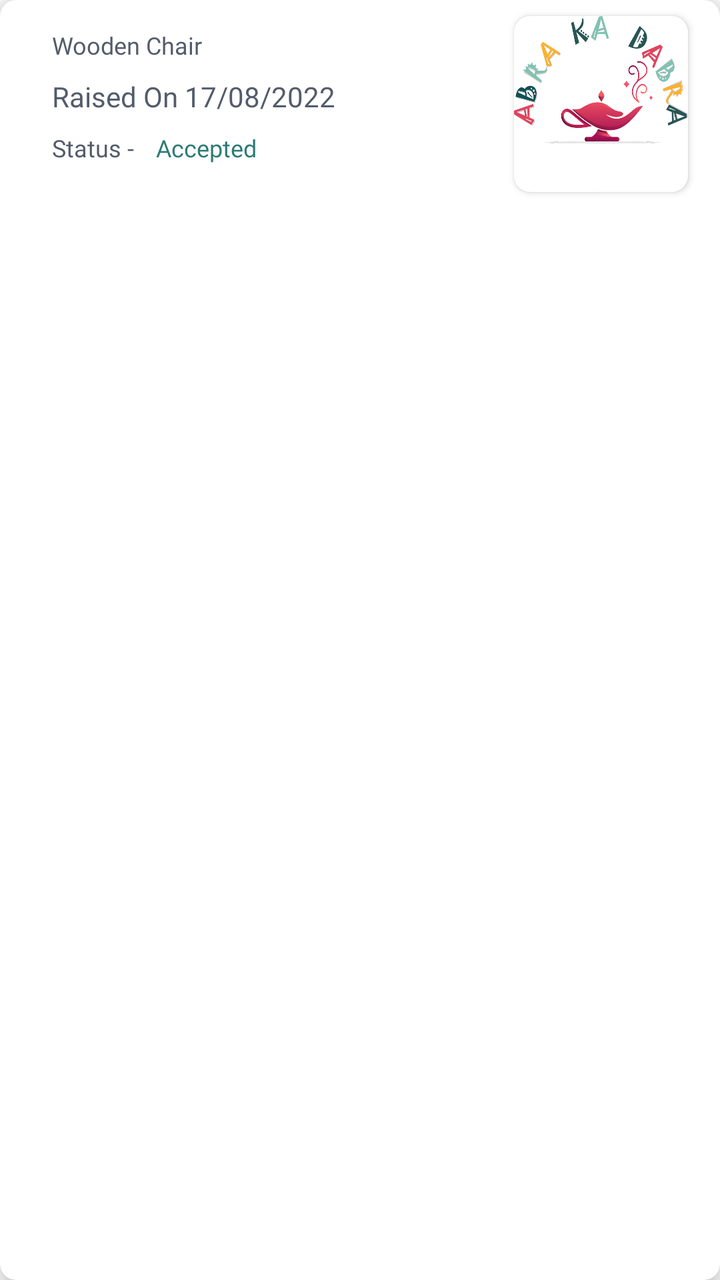
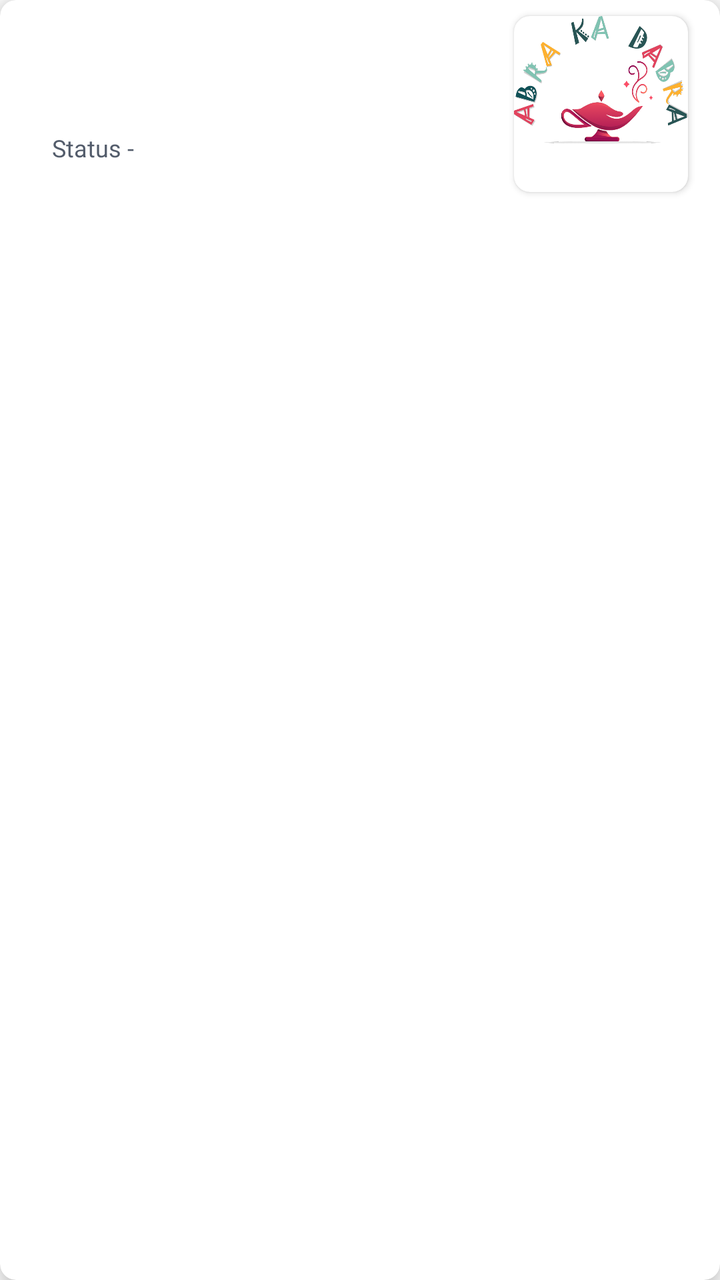

Screens rendered from an Android XML layout before and after an edit, with the pre-edit source and the edit as a unified diff.
<!-- AndroidManifest.xml: application theme Theme.AbraaKaDabraa.App -->
<!-- res/layout/my_request_row.xml -->
<?xml version="1.0" encoding="utf-8"?>
<androidx.cardview.widget.CardView
    android:id="@+id/cardItem"
    xmlns:android="http://schemas.android.com/apk/res/android"
    xmlns:app="http://schemas.android.com/apk/res-auto"
    xmlns:tools="http://schemas.android.com/tools"
    android:layout_width="match_parent"
    android:layout_height="wrap_content"
    app:cardCornerRadius="8dp"
    android:layout_margin="8dp"
    app:cardElevation="8dp">

    <androidx.constraintlayout.widget.ConstraintLayout
        android:layout_width="match_parent"
        android:layout_height="104dp">

        <androidx.cardview.widget.CardView
            android:id="@+id/cardView11"
            android:layout_width="wrap_content"
            android:layout_height="wrap_content"
            android:layout_marginTop="16dp"
            android:layout_marginEnd="16dp"
            android:layout_marginBottom="16dp"
            app:cardCornerRadius="8dp"
            app:layout_constraintBottom_toBottomOf="parent"
            app:layout_constraintEnd_toEndOf="parent"
            app:layout_constraintTop_toTopOf="parent">

            <ImageView
                android:id="@+id/itemImage"
                android:layout_width="87dp"
                android:layout_height="88dp"
                android:scaleType="fitXY"
                android:src="@drawable/app_logo_new" />
        </androidx.cardview.widget.CardView>

        <androidx.constraintlayout.widget.ConstraintLayout
            android:layout_width="0dp"
            android:layout_height="wrap_content"
            android:layout_marginStart="16dp"
            android:layout_marginEnd="8dp"
            android:padding="10dp"
            app:layout_constraintBottom_toBottomOf="@+id/cardView11"
            app:layout_constraintEnd_toStartOf="@+id/cardView11"
            app:layout_constraintStart_toStartOf="parent"
            app:layout_constraintTop_toTopOf="@+id/cardView11">

            <TextView
                android:id="@+id/itemRaisedOn"
                android:layout_width="0dp"
                android:layout_height="wrap_content"
                android:layout_marginTop="8dp"
                android:fontFamily="@font/montserrat_medium"
                android:text="Raised On 17/08/2022"
                android:textColor="@color/title_color"
                app:layout_constraintEnd_toEndOf="parent"
                app:layout_constraintStart_toStartOf="parent"
                app:layout_constraintTop_toBottomOf="@+id/itemName" />

            <TextView
                android:id="@+id/textView59"
                android:layout_width="wrap_content"
                android:layout_height="wrap_content"
                android:layout_marginTop="8dp"
                android:layout_marginBottom="8dp"
                android:fontFamily="@font/montserrat_medium"
                android:text="Status - "
                android:textSize="12sp"
                android:textColor="@color/title_color"
                app:layout_constraintBottom_toBottomOf="parent"
                app:layout_constraintStart_toStartOf="parent"
                app:layout_constraintTop_toBottomOf="@+id/itemRaisedOn" />

            <TextView
                android:id="@+id/status"
                android:layout_width="0dp"
                android:layout_height="wrap_content"
                android:layout_marginStart="8dp"
                android:fontFamily="@font/montserrat_medium"
                android:text="Accepted"
                android:textSize="12sp"
                android:textColor="@color/btn_color"
                app:layout_constraintBottom_toBottomOf="@+id/textView59"
                app:layout_constraintStart_toEndOf="@+id/textView59"
                app:layout_constraintTop_toTopOf="@+id/textView59" />

            <TextView
                android:id="@+id/itemName"
                android:layout_width="0dp"
                android:layout_height="wrap_content"
                android:fontFamily="@font/montserrat_bold"
                android:text="Wooden Chair"
                android:textColor="#535C6B"
                android:textSize="12sp"
                app:layout_constraintEnd_toEndOf="parent"
                app:layout_constraintStart_toStartOf="parent"
                app:layout_constraintTop_toTopOf="parent" />
        </androidx.constraintlayout.widget.ConstraintLayout>
    </androidx.constraintlayout.widget.ConstraintLayout>
</androidx.cardview.widget.CardView>
<!-- resources referenced by this layout -->
<resources>
  <color name="btn_color">#2D7A76</color>
  <color name="title_color">#535C6B</color>
  <!-- drawable app_logo_new: png bitmap (drawable, 185574 bytes) -->
  <style name="Theme.AbraaKaDabraa.App" parent="Theme.MaterialComponents.Light.DarkActionBar">
          <item name="colorPrimary">@color/theme_color</item>
          <item name="colorPrimaryVariant">@color/theme_color</item>
          <item name="colorOnPrimary">@color/theme_color</item>
      </style>
  <color name="theme_color">#416D49</color>
</resources>

<!-- the commit's change to res/layout/my_request_row.xml (unified diff, before → after) -->
@@ -51,7 +51,7 @@
                 android:layout_height="wrap_content"
                 android:layout_marginTop="8dp"
                 android:fontFamily="@font/montserrat_medium"
-                android:text="Raised On 17/08/2022"
+                android:text=""
                 android:textColor="@color/title_color"
                 app:layout_constraintEnd_toEndOf="parent"
                 app:layout_constraintStart_toStartOf="parent"
@@ -77,7 +77,7 @@
                 android:layout_height="wrap_content"
                 android:layout_marginStart="8dp"
                 android:fontFamily="@font/montserrat_medium"
-                android:text="Accepted"
+                android:text=""
                 android:textSize="12sp"
                 android:textColor="@color/btn_color"
                 app:layout_constraintBottom_toBottomOf="@+id/textView59"
@@ -89,7 +89,7 @@
                 android:layout_width="0dp"
                 android:layout_height="wrap_content"
                 android:fontFamily="@font/montserrat_bold"
-                android:text="Wooden Chair"
+                android:text=""
                 android:textColor="#535C6B"
                 android:textSize="12sp"
                 app:layout_constraintEnd_toEndOf="parent"
